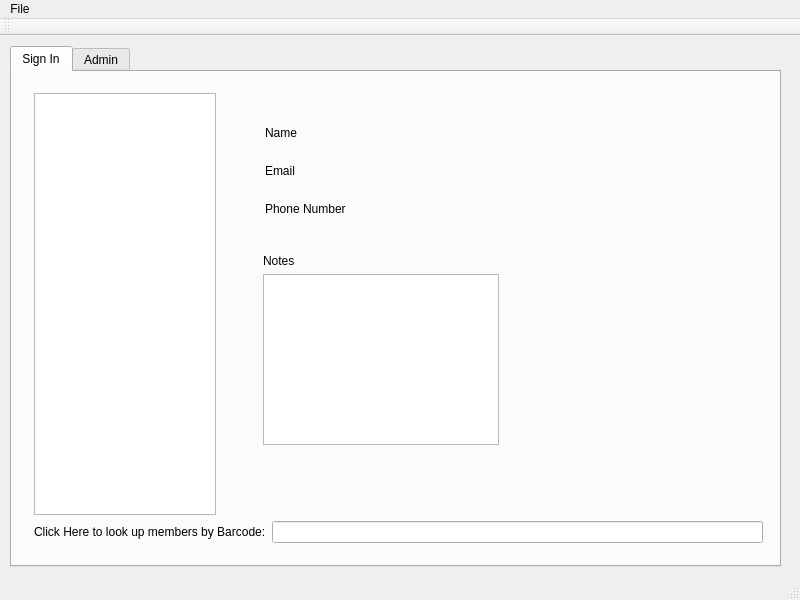
Old version of the form mainwindow.ui in the repository Perseus101/FIRSTNC-VMGR.
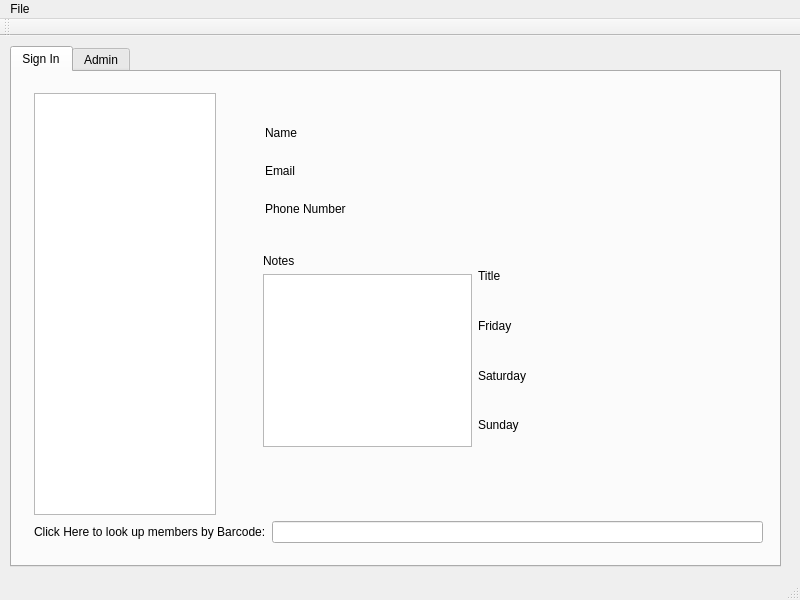
New version of the form. The open tabs and pages were chosen to show the change.

Diff of the .ui file:
```diff
--- a/mainwindow.ui
+++ b/mainwindow.ui
@@ -146,20 +146,96 @@
              <rect>
               <x>30</x>
               <y>150</y>
-              <width>258</width>
-              <height>213</height>
+              <width>491</width>
+              <height>215</height>
              </rect>
             </property>
-            <layout class="QVBoxLayout" name="verticalLayout">
+            <layout class="QHBoxLayout" name="horizontalLayout_2">
              <item>
-              <widget class="QLabel" name="label_5">
-               <property name="text">
-                <string>Notes</string>
-               </property>
-              </widget>
+              <layout class="QVBoxLayout" name="verticalLayout">
+               <item>
+                <widget class="QLabel" name="label_5">
+                 <property name="text">
+                  <string>Notes</string>
+                 </property>
+                </widget>
+               </item>
+               <item>
+                <widget class="QPlainTextEdit" name="comments"/>
+               </item>
+              </layout>
              </item>
              <item>
-              <widget class="QPlainTextEdit" name="comments"/>
+              <layout class="QGridLayout" name="gridLayout">
+               <item row="0" column="0">
+                <widget class="QLabel" name="label_6">
+                 <property name="text">
+                  <string>Title</string>
+                 </property>
+                </widget>
+               </item>
+               <item row="0" column="1">
+                <widget class="QLabel" name="title">
+                 <property name="sizePolicy">
+                  <sizepolicy hsizetype="Minimum" vsizetype="Minimum">
+                   <horstretch>0</horstretch>
+                   <verstretch>0</verstretch>
+                  </sizepolicy>
+                 </property>
+                 <property name="minimumSize">
+                  <size>
+                   <width>200</width>
+                   <height>0</height>
+                  </size>
+                 </property>
+                 <property name="text">
+                  <string/>
+                 </property>
+                </widget>
+               </item>
+               <item row="1" column="0">
+                <widget class="QLabel" name="label_7">
+                 <property name="text">
+                  <string>Friday</string>
+                 </property>
+                </widget>
+               </item>
+               <item row="1" column="1">
+                <widget class="QLabel" name="friday">
+                 <property name="text">
+                  <string/>
+                 </property>
+                </widget>
+               </item>
+               <item row="2" column="0">
+                <widget class="QLabel" name="label_8">
+                 <property name="text">
+                  <string>Saturday</string>
+                 </property>
+                </widget>
+               </item>
+               <item row="2" column="1">
+                <widget class="QLabel" name="saturday">
+                 <property name="text">
+                  <string/>
+                 </property>
+                </widget>
+               </item>
+               <item row="3" column="0">
+                <widget class="QLabel" name="label_9">
+                 <property name="text">
+                  <string>Sunday</string>
+                 </property>
+                </widget>
+               </item>
+               <item row="3" column="1">
+                <widget class="QLabel" name="sunday">
+                 <property name="text">
+                  <string/>
+                 </property>
+                </widget>
+               </item>
+              </layout>
              </item>
             </layout>
            </widget>
```
Left out of the diff: 18 changed lines with no effect on the pictures.
